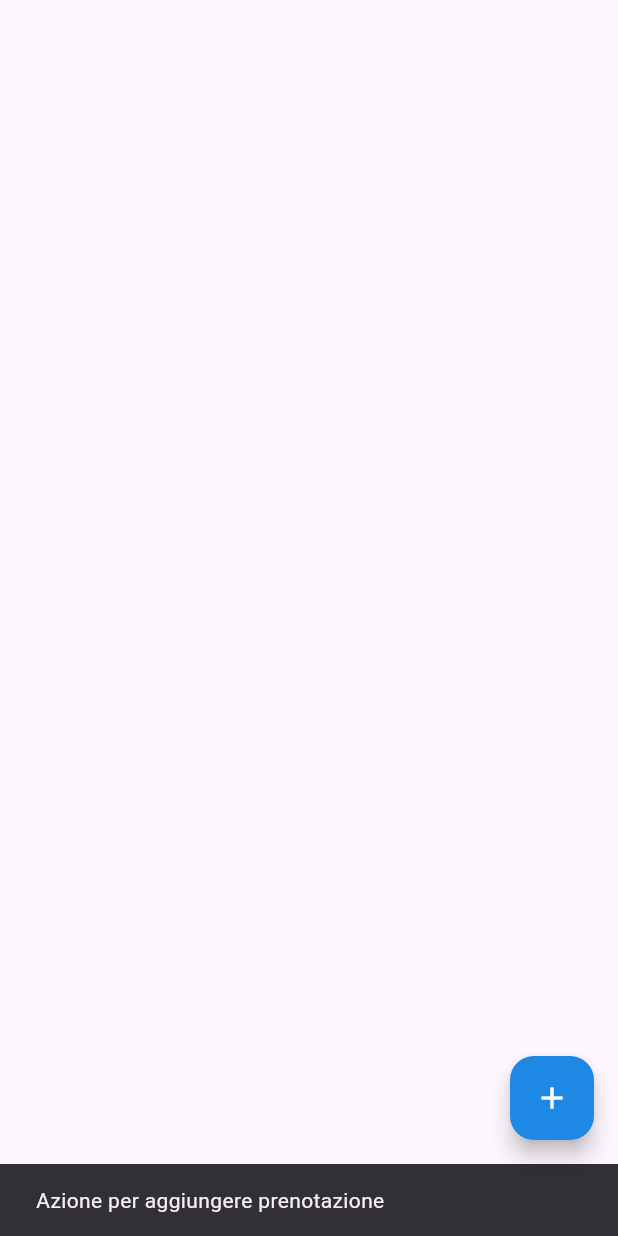
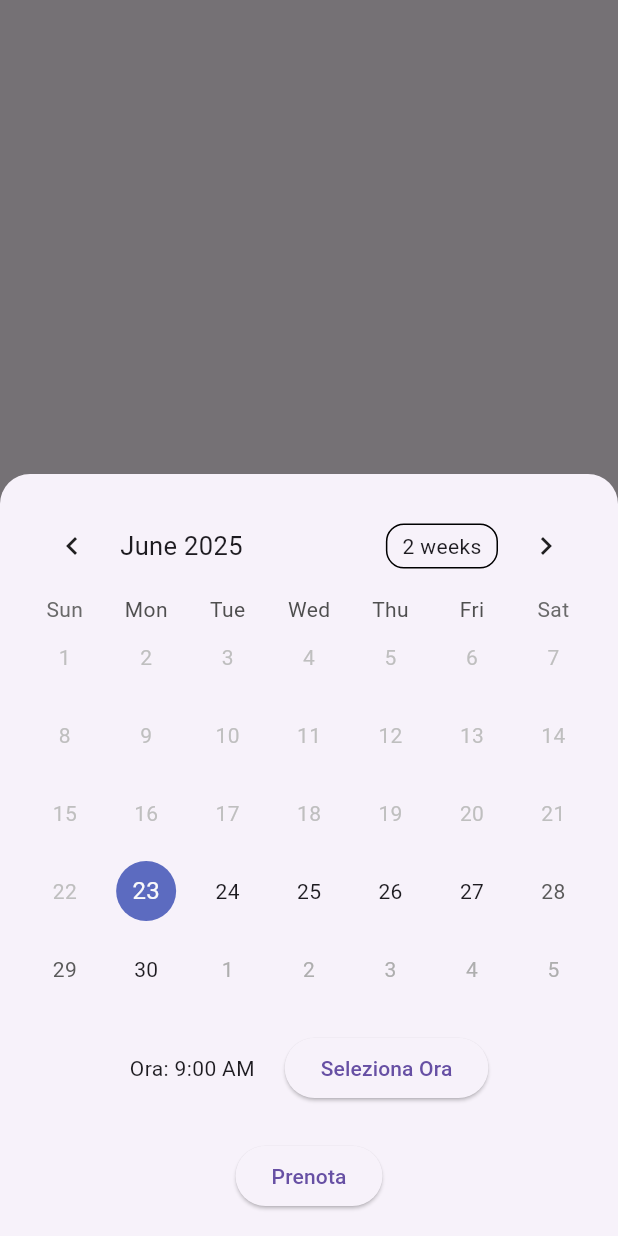
Before and after one commit to ediscota/CanadApp, a Flutter app: the SalaPesiScreen screen opened directly, after a tap on the "add" icon, on a phone screen of 412 x 824 dp. Run offline on Flutter 3.47's test engine with Material 3 defaults, Android fonts, the phone set to English and light mode, and no system bars; drawn by our look-alikes of table_calendar; our stand-ins replace cloud_firestore, file_picker, firebase_core, firebase_storage, freezed_annotation, shared_preferences; missing offline and left inert: mobile_scanner; accounts and stored records are empty.

Commit message:
implementazione prenotazione

```diff
--- /dev/null
+++ b/canadapp/lib/ui/screens/calendar_bottom_sheet.dart
@@ -0,0 +1,99 @@
+import 'package:flutter/material.dart';
+import 'package:provider/provider.dart';
+import 'package:table_calendar/table_calendar.dart';
+import 'package:canadapp/ui/viewmodels/sala_pesi_view_model.dart';
+
+void showCalendarBottomSheet(BuildContext context) {
+  showModalBottomSheet(
+    context: context,
+    isScrollControlled: true,
+    shape: RoundedRectangleBorder(
+      borderRadius: BorderRadius.vertical(top: Radius.circular(20)),
+    ),
+    builder: (context) {
+      return Padding(
+        padding: const EdgeInsets.all(16.0),
+        child: CalendarPrenotazione(),
+      );
+    },
+  );
+}
+
+class CalendarPrenotazione extends StatefulWidget {
+  @override
+  _CalendarPrenotazioneState createState() => _CalendarPrenotazioneState();
+}
+
+class _CalendarPrenotazioneState extends State<CalendarPrenotazione> {
+  DateTime _selectedDay = DateTime.now();
+  TimeOfDay _selectedTime = TimeOfDay(hour: 9, minute: 0); // default ora
+
+  @override
+  Widget build(BuildContext context) {
+    final salaPesiViewModel = context.read<SalaPesiViewModel>();
+
+    return Column(
+      mainAxisSize: MainAxisSize.min,
+      children: [
+        TableCalendar(
+          focusedDay: _selectedDay,
+          firstDay: DateTime.now(),
+          lastDay: DateTime.now().add(Duration(days: 365)),
+          selectedDayPredicate: (day) => isSameDay(day, _selectedDay),
+          onDaySelected: (selectedDay, focusedDay) {
+            setState(() {
+              _selectedDay = selectedDay;
+            });
+          },
+        ),
+        SizedBox(height: 16),
+        Row(
+          mainAxisAlignment: MainAxisAlignment.center,
+          children: [
+            Text('Ora: ${_selectedTime.format(context)}'),
+            SizedBox(width: 20),
+            ElevatedButton(
+              onPressed: () async {
+                final pickedTime = await showTimePicker(
+                  context: context,
+                  initialTime: _selectedTime,
+                );
+                if (pickedTime != null) {
+                  setState(() {
+                    _selectedTime = pickedTime;
+                  });
+                }
+              },
+              child: Text('Seleziona Ora'),
+            ),
+          ],
+        ),
+        SizedBox(height: 24),
+        ElevatedButton(
+          onPressed: () async {
+            final DateTime dataOra = DateTime(
+              _selectedDay.year,
+              _selectedDay.month,
+              _selectedDay.day,
+              _selectedTime.hour,
+              _selectedTime.minute,
+            );
+
+            try {
+              await salaPesiViewModel.aggiungiPrenotazione(dataOra);
+              Navigator.pop(context); // Chiudo il calendario
+              ScaffoldMessenger.of(context).showSnackBar(
+                SnackBar(content: Text('Prenotazione aggiunta!')),
+              );
+            } catch (e) {
+              ScaffoldMessenger.of(context).showSnackBar(
+                SnackBar(content: Text(e.toString())),
+              );
+            }
+          },
+          child: Text('Prenota'),
+        ),
+      ],
+    );
+  }
+}
--- a/canadapp/lib/ui/screens/sala_pesi_screen.dart
+++ b/canadapp/lib/ui/screens/sala_pesi_screen.dart
@@ -1,3 +1,4 @@
+import 'package:canadapp/ui/screens/calendar_bottom_sheet.dart';
 import 'package:canadapp/ui/viewmodels/sala_pesi_view_model.dart';
 import 'package:flutter/material.dart';
 import 'package:provider/provider.dart';
@@ -94,11 +95,7 @@ class _SalaPesiScreenState extends State<SalaPesiScreen> {
       ),
       floatingActionButton: FloatingActionButton(
         onPressed: () {
-          // Qui metti la logica per creare una nuova prenotazione
-          // Per esempio: Navigator.push(context, MaterialPageRoute(builder: (_) => NuovaPrenotazioneScreen()));
-          ScaffoldMessenger.of(context).showSnackBar(
-            const SnackBar(content: Text('Azione per aggiungere prenotazione')),
-          );
+          showCalendarBottomSheet(context);
         },
         backgroundColor: const Color(0xFF1E88E5),
         child: const Icon(Icons.add, color: Colors.white),
--- a/canadapp/pubspec.yaml
+++ b/canadapp/pubspec.yaml
@@ -45,6 +45,7 @@ dependencies:
   file_picker: ^10.2.0
   firebase_storage: ^12.4.7
   url_launcher: ^6.3.1
+  table_calendar: ^3.2.0
 
 dev_dependencies:
   flutter_test:
```
Also changed, not shown: canadapp/lib/ui/viewmodels/sala_pesi_view_model.dart (+17 -1 lines), canadapp/pubspec.lock, 5 other files.
